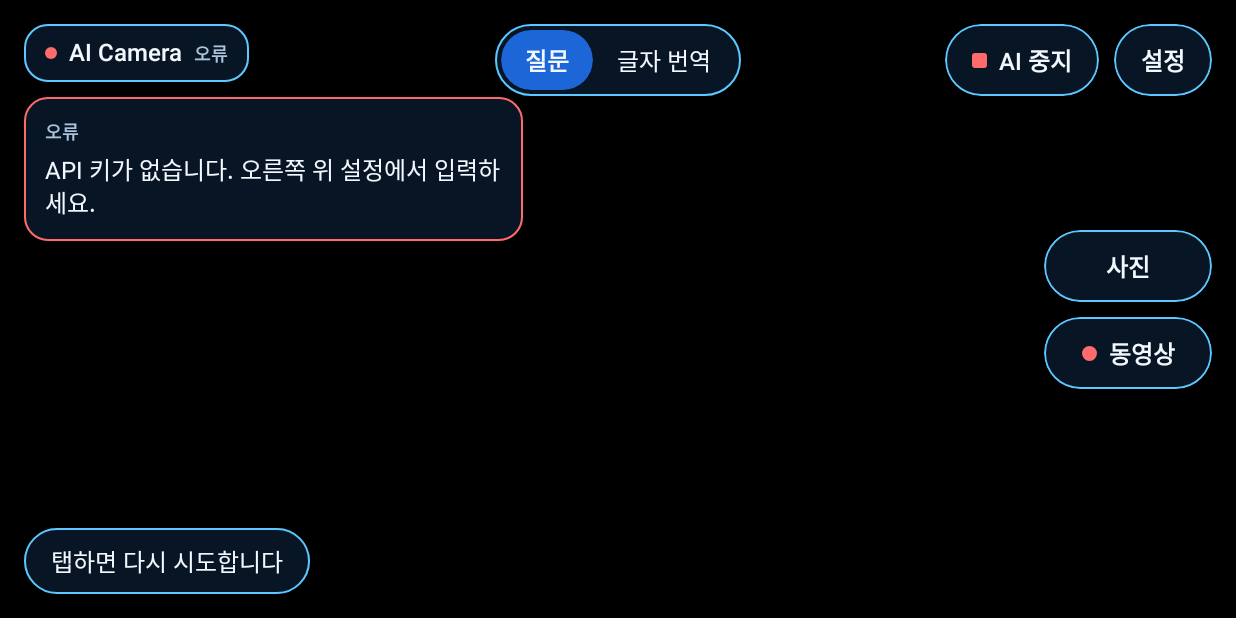
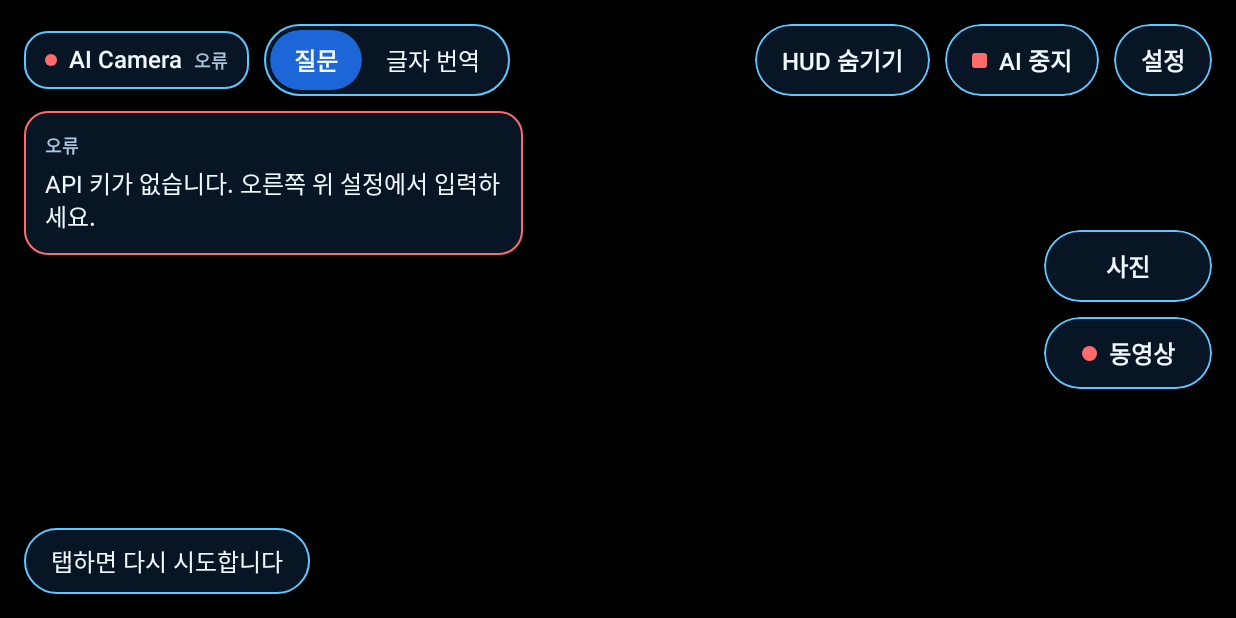
Before and after one commit to bear2u/ai-camera-hud, an Android app built with Jetpack Compose: the screen it shows after launch (MainActivity), on a phone screen of 824 x 412 dp (held sideways). Run offline under Robolectric (Android 15) with nearby library versions, the phone set to English and light mode, and no system bars; libraries missing offline, so code that uses them is left out: androidx.camera.compose, androidx.camera.core, androidx.camera.lifecycle, androidx.camera.video; pictures from the network do not load; 3 statements that could not run were skipped.

Commit message:
behavioral: HUD 숨기기/보기 버튼, 모드 전환을 상태 표시 옆으로 이동
Co-Authored-By: Claude Fable 5.2 <noreply@anthropic.com>

```diff
--- a/app/src/main/java/com/symverse/aiglasses/ui/GlassesScreen.kt
+++ b/app/src/main/java/com/symverse/aiglasses/ui/GlassesScreen.kt
@@ -25,6 +25,10 @@ import androidx.compose.foundation.text.BasicText
 import androidx.compose.foundation.verticalScroll
 import androidx.compose.runtime.Composable
 import androidx.compose.runtime.LaunchedEffect
+import androidx.compose.runtime.getValue
+import androidx.compose.runtime.mutableStateOf
+import androidx.compose.runtime.saveable.rememberSaveable
+import androidx.compose.runtime.setValue
 import androidx.compose.ui.Alignment
 import androidx.compose.ui.Modifier
 import androidx.compose.ui.draw.clip
@@ -56,6 +60,7 @@ fun GlassesScreen(
     onTakePhoto: () -> Unit,
     onToggleVideo: () -> Unit,
 ) {
+    var hudVisible by rememberSaveable { mutableStateOf(true) }
     Box(Modifier.fillMaxSize().background(Color.Black)) {
         if (surfaceRequest != null) {
             CameraXViewfinder(surfaceRequest = surfaceRequest, modifier = Modifier.fillMaxSize())
@@ -67,22 +72,27 @@ fun GlassesScreen(
                 .safeDrawingPadding()
                 .padding(16.dp),
         ) {
-            Column(Modifier.align(Alignment.TopStart).fillMaxWidth(0.42f), verticalArrangement = Arrangement.spacedBy(10.dp)) {
-                StatusCard(hud.status)
-                if (hud.userText.isNotBlank()) TextCard(title = "나", text = hud.userText)
-                if (hud.translationText.isNotBlank()) TextCard(title = "글자 번역", text = hud.translationText)
-                hud.error?.let { TextCard(title = "오류", text = it, line = Alert) }
-                capture.message?.let { TextCard(title = "촬영", text = it) }
+            if (hudVisible) Column(Modifier.align(Alignment.TopStart), verticalArrangement = Arrangement.spacedBy(10.dp)) {
+                val cardWidth = Modifier.fillMaxWidth(0.42f)
+                // 상태와 모드 전환은 왼쪽에 붙여 오른쪽 버튼들과 겹치지 않게 한다.
+                Row(horizontalArrangement = Arrangement.spacedBy(10.dp), verticalAlignment = Alignment.CenterVertically) {
+                    StatusCard(hud.status)
+                    ModeSwitch(mode = mode, onSelect = onSelectMode)
+                }
+                if (hud.userText.isNotBlank()) TextCard(title = "나", text = hud.userText, modifier = cardWidth)
+                if (hud.translationText.isNotBlank()) TextCard(title = "글자 번역", text = hud.translationText, modifier = cardWidth)
+                hud.error?.let { TextCard(title = "오류", text = it, modifier = cardWidth, line = Alert) }
+                capture.message?.let { TextCard(title = "촬영", text = it, modifier = cardWidth) }
             }
-            Column(
+            if (hudVisible) Column(
                 Modifier.align(Alignment.CenterEnd).width(CaptureColumnWidth),
                 verticalArrangement = Arrangement.spacedBy(10.dp),
             ) {
                 PillButton("사진", onClick = onTakePhoto, modifier = Modifier.fillMaxWidth())
                 RecordButton(recording = capture.recording, onClick = onToggleVideo)
             }
-            ModeSwitch(mode = mode, onSelect = onSelectMode, modifier = Modifier.align(Alignment.TopCenter))
-            if (hud.assistantText.isNotBlank()) {
+
+            if (hudVisible && hud.assistantText.isNotBlank()) {
                 TextCard(
                     title = "AI 어시스턴트",
                     text = hud.assistantText,
@@ -94,10 +104,14 @@ fun GlassesScreen(
                 )
             }
             Row(Modifier.align(Alignment.TopEnd), horizontalArrangement = Arrangement.spacedBy(10.dp)) {
-                AiToggle(on = hud.status != Status.Off, onClick = onToggleAi)
-                PillButton("설정", onClick = onOpenSettings)
+                // HUD를 숨겨도 이 버튼은 남겨서 다시 켤 수 있게 한다.
+                PillButton(if (hudVisible) "HUD 숨기기" else "HUD 보기", onClick = { hudVisible = !hudVisible })
+                if (hudVisible) {
+                    AiToggle(on = hud.status != Status.Off, onClick = onToggleAi)
+                    PillButton("설정", onClick = onOpenSettings)
+                }
             }
-            HintBar(hud.status, mode, Modifier.align(Alignment.BottomStart))
+            if (hudVisible) HintBar(hud.status, mode, Modifier.align(Alignment.BottomStart))
         }
     }
 }
```
Also changed, not shown: 1 other file.
